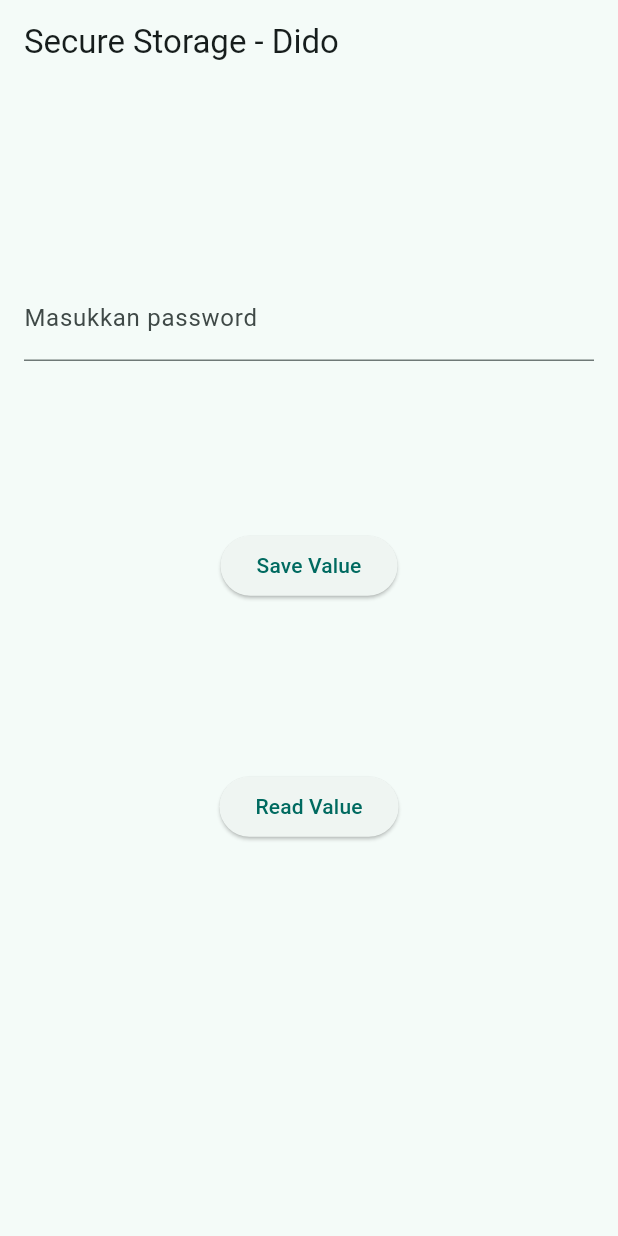
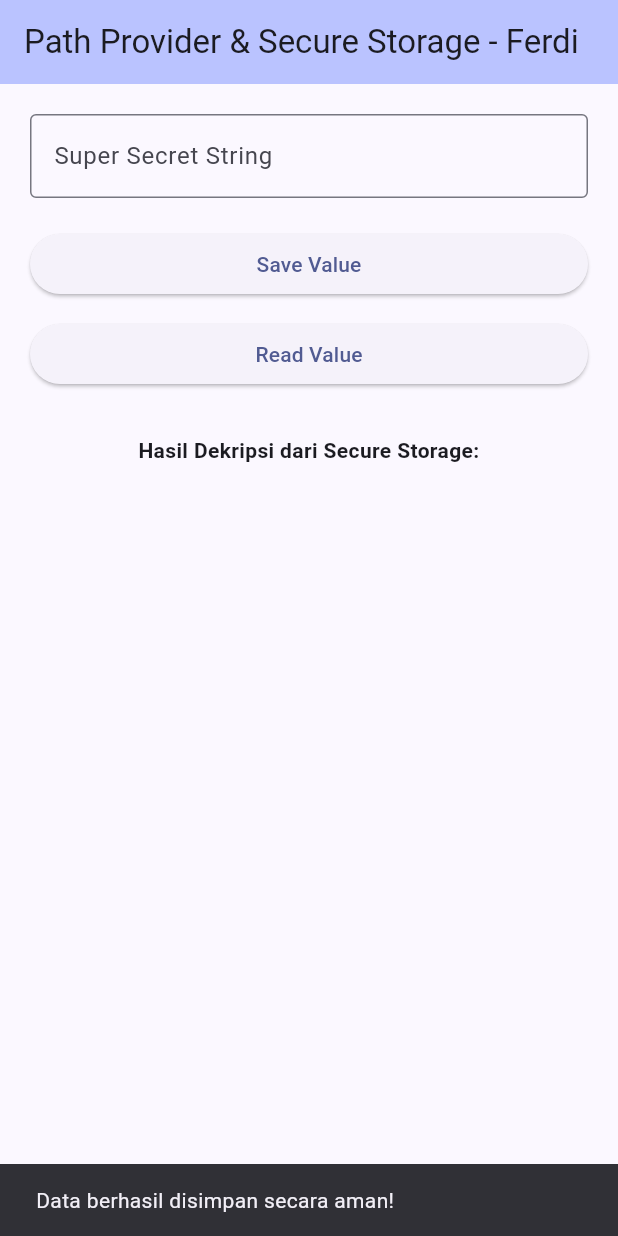
Before and after one commit to FerdiansyahDwi/flutter-fundamental, a Flutter app: the screen it shows after launch, after a tap on "Save Value", on a phone screen of 412 x 824 dp. Run offline on Flutter 3.47's test engine with Material 3 defaults, Android fonts, the phone set to English and light mode, and no system bars; our stand-ins replace flutter_secure_storage.

Commit message:
Perbaiki error, prak 7

```diff
--- a/lib/main.dart
+++ b/lib/main.dart
@@ -1,7 +1,9 @@
 import 'package:flutter/material.dart';
 import 'package:flutter_secure_storage/flutter_secure_storage.dart';
 
-void main() => runApp(const MyApp());
+void main() {
+  runApp(const MyApp());
+}
 
 class MyApp extends StatelessWidget {
   const MyApp({super.key});
@@ -9,57 +11,89 @@ class MyApp extends StatelessWidget {
   @override
   Widget build(BuildContext context) {
     return MaterialApp(
-      title: 'Flutter Secure Storage - Dido',
+      title: 'Flutter Secure Storage - Ferdi',
+      debugShowCheckedModeBanner: false,
       theme: ThemeData(
-        colorScheme: ColorScheme.fromSeed(seedColor: Colors.teal),
+        colorScheme: ColorScheme.fromSeed(seedColor: Colors.indigo),
+        useMaterial3: true,
       ),
-      home: const MyHomePage(title: 'Secure Storage - Dido'),
+      home: const MyHomePage(),
     );
   }
 }
 
 class MyHomePage extends StatefulWidget {
-  const MyHomePage({super.key, required this.title});
-  final String title;
+  const MyHomePage({super.key});
 
   @override
   State<MyHomePage> createState() => _MyHomePageState();
 }
 
 class _MyHomePageState extends State<MyHomePage> {
-  final storage = const FlutterSecureStorage();
-  final myKey = 'myPass';
-  final pwdController = TextEditingController();
+  // Inisialisasi instance FlutterSecureStorage
+  final FlutterSecureStorage storage = const FlutterSecureStorage();
+  final String myKey = 'myPass';
+
+  // Controller untuk menampung input dari TextField
+  final TextEditingController pwdController = TextEditingController();
+
+  // Variabel state untuk menampilkan hasil dekripsi
   String myPass = '';
 
+  // Fungsi untuk menulis & mengenkripsi data ke Secure Storage
   Future<void> writeToSecureStorage() async {
     await storage.write(key: myKey, value: pwdController.text);
   }
 
+  // Fungsi untuk membaca & mendekripsi data dari Secure Storage
   Future<String> readFromSecureStorage() async {
     String secret = await storage.read(key: myKey) ?? '';
     return secret;
   }
 
   @override
+  void dispose() {
+    pwdController.dispose();
+    super.dispose();
+  }
+
+  @override
   Widget build(BuildContext context) {
     return Scaffold(
-      appBar: AppBar(title: Text(widget.title)),
-      body: Padding(
-        padding: const EdgeInsets.all(16.0),
+      appBar: AppBar(
+        title: const Text('Path Provider & Secure Storage - Ferdi'),
+        backgroundColor: Theme.of(context).colorScheme.inversePrimary,
+      ),
+      body: SingleChildScrollView(
+        child: Padding(
+          padding: const EdgeInsets.all(20.0),
           child: Column(
-          mainAxisAlignment: MainAxisAlignment.spaceEvenly,
+            crossAxisAlignment: CrossAxisAlignment.stretch,
             children: [
               TextField(
                 controller: pwdController,
-              decoration: const InputDecoration(labelText: 'Masukkan password'),
+                obscureText: true, // Menyembunyikan karakter password (opsional)
+                decoration: const InputDecoration(
+                  labelText: 'Super Secret String',
+                  border: OutlineInputBorder(),
                 ),
+              ),
+              const SizedBox(height: 20),
               ElevatedButton(
                 onPressed: () {
-                writeToSecureStorage();
+                  writeToSecureStorage().then((value) {
+                    if (!context.mounted) return;
+                    ScaffoldMessenger.of(context).showSnackBar(
+                      const SnackBar(
+                        content: Text('Data berhasil disimpan secara aman!'),
+                        duration: Duration(seconds: 2),
+                      ),
+                    );
+                  });
                 },
                 child: const Text('Save Value'),
               ),
+              const SizedBox(height: 12),
               ElevatedButton(
                 onPressed: () {
                   readFromSecureStorage().then((value) {
@@ -70,8 +104,20 @@ class _MyHomePageState extends State<MyHomePage> {
                 },
                 child: const Text('Read Value'),
               ),
-            Text(myPass),
+              const SizedBox(height: 30),
+              const Text(
+                'Hasil Dekripsi dari Secure Storage:',
+                style: TextStyle(fontWeight: FontWeight.bold),
+                textAlign: TextAlign.center,
+              ),
+              const SizedBox(height: 8),
+              Text(
+                myPass,
+                style: const TextStyle(fontSize: 20, color: Colors.indigo),
+                textAlign: TextAlign.center,
+              ),
             ],
+          ),
         ),
       ),
     );
```
Lines whose indentation alone changed are shown as unchanged.
